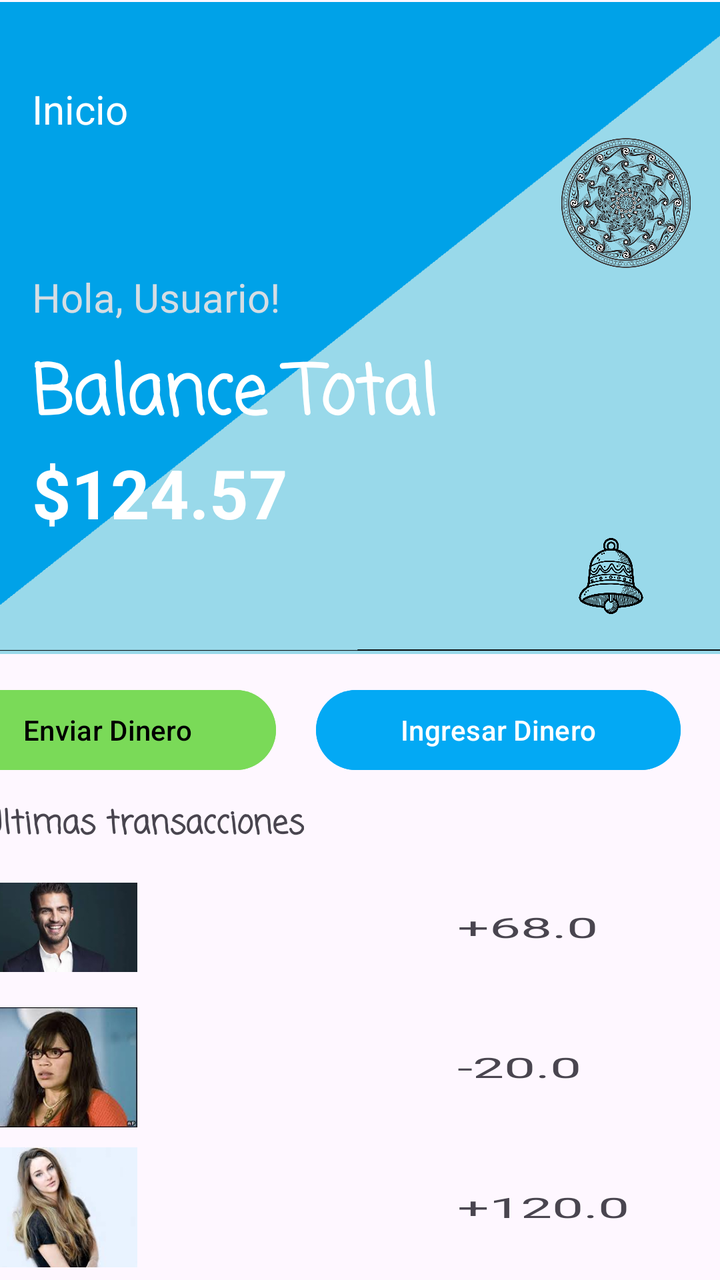
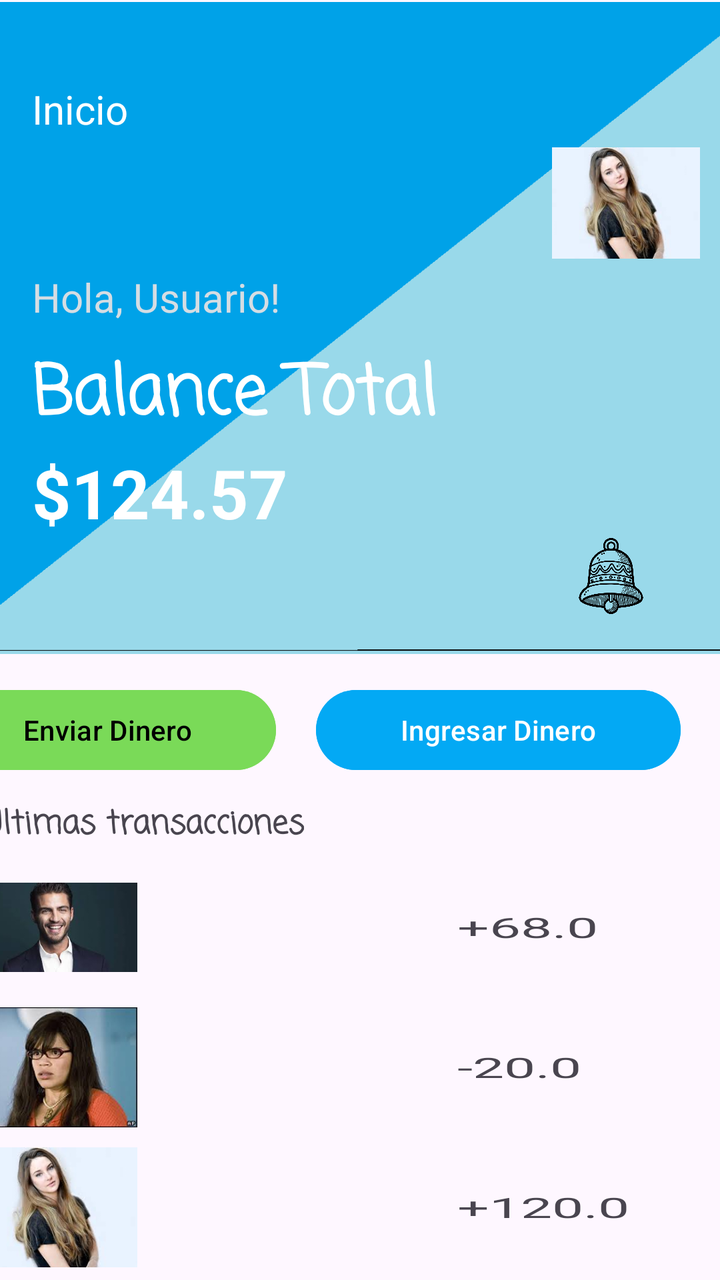

Screens rendered from an Android XML layout before and after an edit, with the pre-edit source and the edit as a unified diff.
<!-- AndroidManifest.xml: application theme Theme.Evaluacion_M4 -->
<!-- res/layout/activity_home_page2.xml -->
<?xml version="1.0" encoding="utf-8"?>
<androidx.constraintlayout.widget.ConstraintLayout xmlns:android="http://schemas.android.com/apk/res/android"
    xmlns:app="http://schemas.android.com/apk/res-auto"
    xmlns:tools="http://schemas.android.com/tools"
    android:layout_width="match_parent"
    android:layout_height="match_parent">

    <LinearLayout
        android:id="@+id/linearLayout"
        android:layout_width="409dp"
        android:layout_height="326dp"
        android:layout_marginStart="1dp"
        android:layout_marginTop="1dp"
        android:layout_marginEnd="1dp"
        android:background="@drawable/fondocel"
        android:orientation="vertical"
        app:layout_constraintEnd_toEndOf="parent"
        app:layout_constraintStart_toStartOf="parent"
        app:layout_constraintTop_toTopOf="parent">

        <TextView
            android:id="@+id/textView2"
            android:layout_width="match_parent"
            android:layout_height="wrap_content"
            android:layout_marginStart="40dp"
            android:layout_marginTop="40dp"
            android:text="Inicio"
            android:textColor="#FFFFFF"
            android:textSize="20sp" />

        <ImageView
            android:id="@+id/imageView"
            android:layout_width="74dp"
            android:layout_height="67dp"
            android:layout_marginStart="300dp"
            app:srcCompat="@drawable/circular" />

        <TextView
            android:id="@+id/textView3"
            android:layout_width="match_parent"
            android:layout_height="wrap_content"
            android:layout_marginStart="40dp"
            android:text="Hola, Usuario!"
            android:textColor="#D5DDE3"
            android:textSize="20sp" />

        <TextView
            android:id="@+id/textView5"
            android:layout_width="match_parent"
            android:layout_height="wrap_content"
            android:layout_marginStart="40dp"
            android:layout_marginTop="10dp"
            android:fontFamily="casual"
            android:text="Balance Total"
            android:textColor="#FFFFFF"
            android:textSize="34sp"
            android:textStyle="bold" />

        <TextView
            android:id="@+id/textView6"
            android:layout_width="match_parent"
            android:layout_height="wrap_content"
            android:layout_marginStart="40dp"
            android:text="$124.57"
            android:textColor="#FFFFFF"
            android:textSize="34sp"
            android:textStyle="bold" />

        <ImageView
            android:id="@+id/imageView2"
            android:layout_width="match_parent"
            android:layout_height="wrap_content"
            android:layout_marginStart="250dp"
            android:layout_marginBottom="20dp"
            app:srcCompat="@drawable/campana" />
    </LinearLayout>

    <TextView
        android:id="@+id/textView7"
        android:layout_width="wrap_content"
        android:layout_height="wrap_content"
        android:layout_marginStart="16dp"
        android:layout_marginTop="400dp"
        android:layout_marginEnd="234dp"
        android:fontFamily="casual"
        android:text="Ultimas transacciones"
        android:textSize="16sp"
        android:textStyle="bold"
        app:layout_constraintBottom_toTopOf="@+id/linearLayout2"
        app:layout_constraintEnd_toEndOf="parent"
        app:layout_constraintStart_toStartOf="parent"
        app:layout_constraintTop_toTopOf="parent" />

    <LinearLayout
        android:id="@+id/Linear"
        android:layout_width="411dp"
        android:layout_height="65dp"
        android:layout_marginStart="1dp"
        android:layout_marginTop="4dp"
        android:orientation="horizontal"
        app:layout_constraintEnd_toEndOf="parent"
        app:layout_constraintHorizontal_bias="1.0"
        app:layout_constraintStart_toStartOf="parent"
        app:layout_constraintTop_toBottomOf="@+id/linearLayout">

        <Button
            android:id="@+id/btnEnviarDinero"
            android:layout_width="wrap_content"
            android:layout_height="wrap_content"
            android:layout_marginStart="20dp"
            android:layout_marginTop="10dp"
            android:layout_weight="1"
            android:backgroundTint="#7ADA58"
            android:text="Enviar Dinero"
            android:textColor="#000000" />

        <Button
            android:id="@+id/btnIngresarDinero"
            android:layout_width="wrap_content"
            android:layout_height="wrap_content"
            android:layout_marginStart="20dp"
            android:layout_marginTop="10dp"
            android:layout_marginEnd="20dp"
            android:layout_weight="1"
            android:backgroundTint="#03A9F4"
            android:text="Ingresar Dinero" />

    </LinearLayout>

    <LinearLayout
        android:id="@+id/linearLayout2"
        android:layout_width="409dp"
        android:layout_height="306dp"
        android:layout_marginStart="2dp"
        android:layout_marginTop="4dp"
        android:layout_marginEnd="2dp"
        android:gravity="center_horizontal"
        android:orientation="vertical"
        app:layout_constraintEnd_toEndOf="parent"
        app:layout_constraintHorizontal_bias="1.0"
        app:layout_constraintStart_toStartOf="parent"
        app:layout_constraintTop_toBottomOf="@+id/textView7">

        <LinearLayout
            android:layout_width="350dp"
            android:layout_height="70dip"
            android:layout_gravity="center_horizontal"
            android:gravity="center_vertical"
            android:orientation="horizontal">

            <ImageView
                android:id="@+id/myImageView1"
                android:layout_width="80dp"
                android:layout_height="60dp"
                android:layout_marginStart="10dp"
                android:src="@drawable/hombrehermoso" />

            <TextView
                android:id="@+id/textenviardinero1"
                android:layout_width="89dp"
                android:layout_height="60dip"
                android:layout_marginStart="160dp"
                android:layout_marginEnd="10dp"
                android:gravity="center_vertical"
                android:text="+68.0"
                android:textScaleX="2" />
        </LinearLayout>

        <LinearLayout
            android:layout_width="350dp"
            android:layout_height="70dip"
            android:layout_gravity="center_horizontal"
            android:gravity="center_vertical"
            android:orientation="horizontal">

            <ImageView
                android:id="@+id/myImageView2"
                android:layout_width="80dp"
                android:layout_height="60dp"
                android:layout_marginStart="10dp"
                android:src="@drawable/mujerfea" />

            <TextView
                android:id="@+id/textenviardinero2"
                android:layout_width="89dp"
                android:layout_height="60dip"
                android:layout_marginStart="160dp"
                android:layout_marginEnd="10dp"
                android:gravity="center_vertical"
                android:text="-20.0"
                android:textScaleX="2" />
        </LinearLayout>

        <LinearLayout
            android:layout_width="350dp"
            android:layout_height="70dip"
            android:layout_gravity="center_horizontal"
            android:gravity="center_vertical"
            android:orientation="horizontal">

            <ImageView
                android:id="@+id/myImageView3"
                android:layout_width="80dp"
                android:layout_height="60dp"
                android:layout_marginStart="10dp"
                android:src="@drawable/mujerhermosa" />

            <TextView
                android:id="@+id/textenviardinero3"
                android:layout_width="89dp"
                android:layout_height="60dip"
                android:layout_marginStart="160dp"
                android:layout_marginEnd="10dp"
                android:gravity="center_vertical"
                android:text="+120.0"
                android:textScaleX="2" />
        </LinearLayout>

        <LinearLayout
            android:layout_width="350dp"
            android:layout_height="70dip"
            android:layout_gravity="center_horizontal"
            android:gravity="center_vertical"
            android:orientation="horizontal">

            <ImageView
                android:id="@+id/myImageView4"
                android:layout_width="80dp"
                android:layout_height="60dp"
                android:layout_marginStart="10dp"
                android:src="@drawable/hombrefeo" />

            <TextView
                android:id="@+id/textenviardinero4"
                android:layout_width="89dp"
                android:layout_height="60dip"
                android:layout_marginStart="160dp"
                android:layout_marginEnd="10dp"
                android:gravity="center_vertical"
                android:text="-54.20"
                android:textScaleX="2" />
        </LinearLayout>
    </LinearLayout>

</androidx.constraintlayout.widget.ConstraintLayout>
<!-- resources referenced by this layout -->
<resources>
  <!-- drawable campana: png bitmap (drawable, 96578 bytes) -->
  <!-- drawable circular: png bitmap (drawable, 843759 bytes) -->
  <!-- drawable fondocel: png bitmap (drawable, 9751 bytes) -->
  <!-- drawable hombrefeo: jpg bitmap (drawable, 6931 bytes) -->
  <!-- drawable hombrehermoso: jpg bitmap (drawable, 3886 bytes) -->
  <!-- drawable mujerfea: jpg bitmap (drawable, 6862 bytes) -->
  <!-- drawable mujerhermosa: jpg bitmap (drawable, 5652 bytes) -->
  <style name="Theme.Evaluacion_M4" parent="Base.Theme.Evaluacion_M4" />
  <style name="Base.Theme.Evaluacion_M4" parent="Theme.Material3.DayNight.NoActionBar">
          
          
      </style>
</resources>

<!-- the commit's change to res/layout/activity_home_page2.xml (unified diff, before → after) -->
@@ -33,7 +33,7 @@
             android:layout_width="74dp"
             android:layout_height="67dp"
             android:layout_marginStart="300dp"
-            app:srcCompat="@drawable/circular" />
+            app:srcCompat="@drawable/mujerhermosa" />
 
         <TextView
             android:id="@+id/textView3"
<!-- resource entries referenced after the edit -->
@@ -1,7 +1,6 @@
 <!-- resources referenced by this layout -->
 <resources>
   <!-- drawable campana: png bitmap (drawable, 96578 bytes) -->
-  <!-- drawable circular: png bitmap (drawable, 843759 bytes) -->
   <!-- drawable fondocel: png bitmap (drawable, 9751 bytes) -->
   <!-- drawable hombrefeo: jpg bitmap (drawable, 6931 bytes) -->
   <!-- drawable hombrehermoso: jpg bitmap (drawable, 3886 bytes) -->
